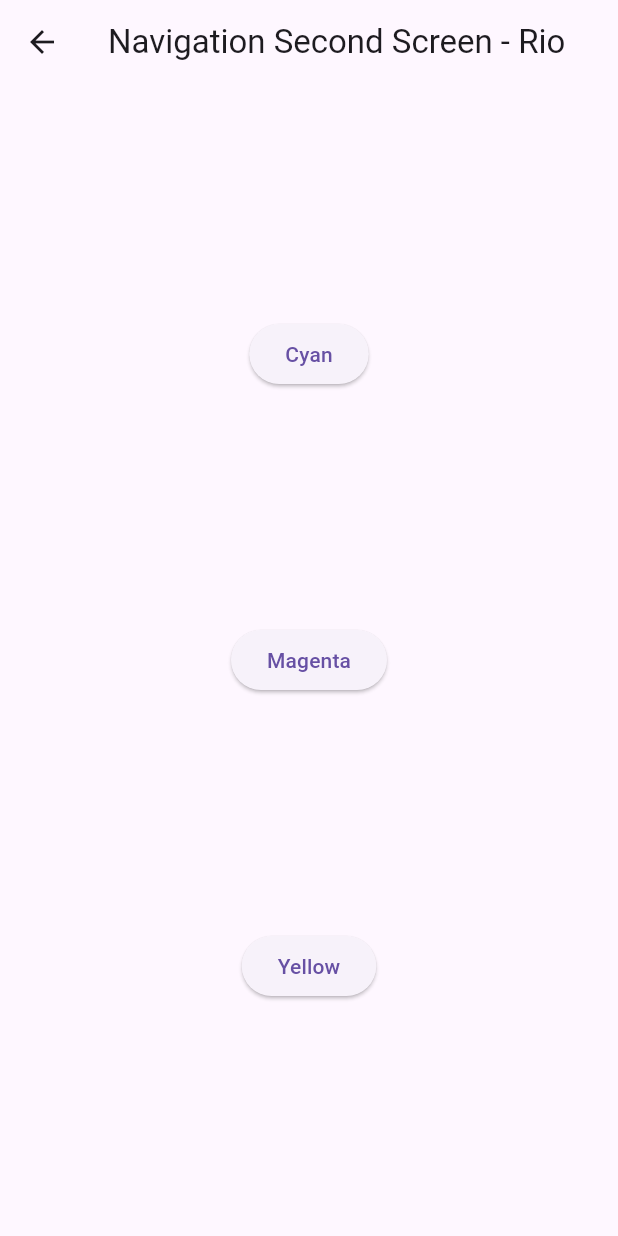
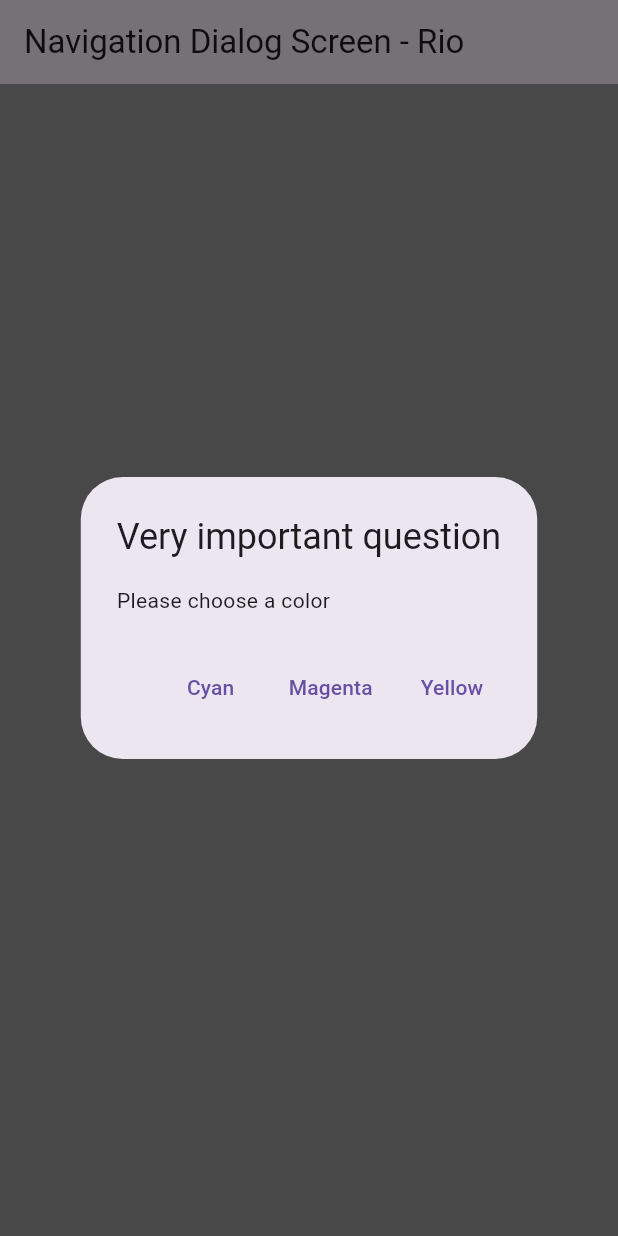
Before and after one commit to riotrip/mobile-smt5, a Flutter app: the screen it shows after launch, after a tap on "Change Color", on a phone screen of 412 x 824 dp. Run offline on Flutter 3.47's test engine with Material 3 defaults, Android fonts, the phone set to English and light mode, and no system bars; our stand-ins replace geolocator.

Commit message:
feat: add praktikum 9

```diff
--- a/books/lib/main.dart
+++ b/books/lib/main.dart
@@ -5,6 +5,7 @@
 import 'package:async/async.dart';
 import 'geolocation.dart';
 import 'navigation_first.dart';
+import 'navigation_dialog.dart';
 
 void main() {
   runApp(const MyApp());
@@ -23,7 +24,8 @@
       ),
       // home: const FuturePage(),
       // home: LocationScreen(),
-      home: const NavigationFirst(),
+      // home: const NavigationFirst(),
+      home: const NavigationDialogScreen(),
     );
   }
 }
--- /dev/null
+++ b/books/lib/navigation_dialog.dart
@@ -0,0 +1,71 @@
+import 'package:flutter/material.dart';
+import 'dart:async';
+
+class NavigationDialogScreen extends StatefulWidget {
+  const NavigationDialogScreen({super.key});
+
+  @override
+  State<NavigationDialogScreen> createState() => _NavigationDialogScreenState();
+}
+
+class _NavigationDialogScreenState extends State<NavigationDialogScreen> {
+  Color color = Colors.grey;
+  @override
+  Widget build(BuildContext context) {
+    return Scaffold(
+      backgroundColor: color,
+      appBar: AppBar(title: const Text('Navigation Dialog Screen - Rio')),
+      body: Center(
+        child: ElevatedButton(
+          child: const Text('Change Color'),
+          onPressed: () {
+            _showColorDialog(context);
+          },
+        ),
+      ),
+    );
+  }
+
+  _showColorDialog(BuildContext context) async {
+    await showDialog(
+      barrierDismissible: false,
+      context: context,
+      builder: (_) {
+        return AlertDialog(
+          title: const Text('Very important question'),
+          content: const Text('Please choose a color'),
+          actions: [
+            TextButton(
+              child: const Text('Cyan'),
+              onPressed: () {
+                setState(() {
+                  color = Colors.cyan.shade700;
+                  Navigator.pop(context, color);
+                });
+              },
+            ),
+            TextButton(
+              child: const Text('Magenta'),
+              onPressed: () {
+                setState(() {
+                  color = Colors.pink.shade700;
+                  Navigator.pop(context, color);
+                });
+              },
+            ),
+            TextButton(
+              child: const Text('Yellow'),
+              onPressed: () {
+                setState(() {
+                  color = Colors.yellow.shade700;
+                  Navigator.pop(context, color);
+                });
+              },
+            ),
+          ],
+        );
+      },
+    );
+    setState(() {});
+  }
+}
```
Also changed, not shown: img/prak9_01.png (added), img/prak9_02.png (added), img/prak9_03.png (added), img/prak9_04.png (added), img/prak9_05.png (added), img/prak9_06.png (added), img/prak9_07.png (added), img/prak9_08.png (added), 1 other file.
